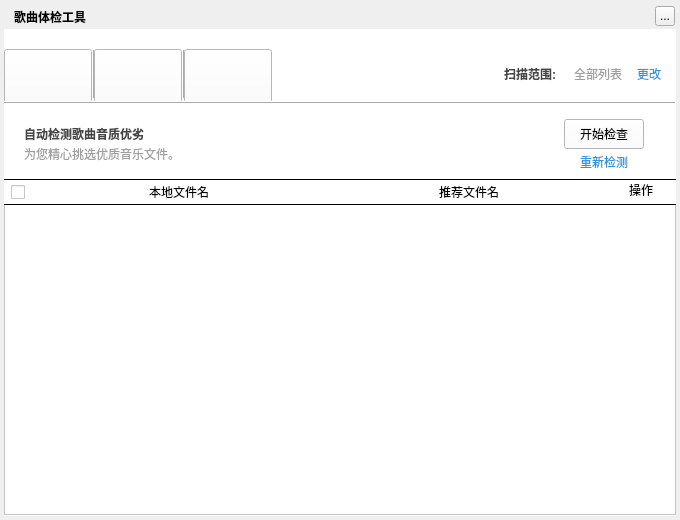
This is TTKCore/musicUi/musicToolsetswidget/musicsongchecktoolswidget.ui in Greedysky/TTKMusicPlayer as Qt 5 draws it before an edit. The edited form follows.
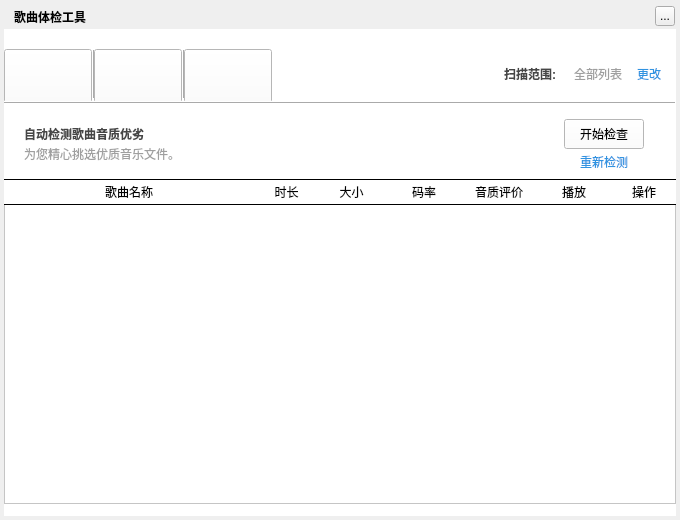
This is the edited form. The open tabs and pages were chosen to show the change. Custom widgets are drawn as their Qt base class.

Commit message: Update song check tool logic[354489]

What changed in the file:
```diff
--- a/TTKCore/musicUi/musicToolsetswidget/musicsongchecktoolswidget.ui
+++ b/TTKCore/musicUi/musicToolsetswidget/musicsongchecktoolswidget.ui
@@ -603,42 +603,13 @@
        <enum>QFrame::Plain</enum>
       </property>
      </widget>
-     <widget class="QLabel" name="qualityLabel_3">
-      <property name="geometry">
-       <rect>
-        <x>320</x>
-        <y>80</y>
-        <width>290</width>
-        <height>15</height>
-       </rect>
-      </property>
-      <property name="text">
-       <string>推荐文件名</string>
-      </property>
-      <property name="alignment">
-       <set>Qt::AlignCenter</set>
-      </property>
-     </widget>
-     <widget class="QCheckBox" name="qualitySelectAllButton">
-      <property name="geometry">
-       <rect>
-        <x>7</x>
-        <y>80</y>
-        <width>16</width>
-        <height>16</height>
-       </rect>
-      </property>
-      <property name="text">
-       <string/>
-      </property>
-     </widget>
-     <widget class="MusicSongCheckToolsDuplicateTableWidget" name="qualityTableWidget">
+     <widget class="MusicSongCheckToolsQualityTableWidget" name="qualityTableWidget">
       <property name="geometry">
        <rect>
         <x>0</x>
         <y>100</y>
         <width>672</width>
-        <height>311</height>
+        <height>300</height>
        </rect>
       </property>
      </widget>
@@ -655,17 +626,81 @@
        <string/>
       </property>
      </widget>
+     <widget class="QLabel" name="qualityLabel_3">
+      <property name="geometry">
+       <rect>
+        <x>0</x>
+        <y>80</y>
+        <width>250</width>
+        <height>15</height>
+       </rect>
+      </property>
+      <property name="text">
+       <string>歌曲名称</string>
+      </property>
+      <property name="alignment">
+       <set>Qt::AlignCenter</set>
+      </property>
+     </widget>
+     <widget class="QLabel" name="qualityLabel_8">
+      <property name="geometry">
+       <rect>
+        <x>530</x>
+        <y>80</y>
+        <width>80</width>
+        <height>15</height>
+       </rect>
+      </property>
+      <property name="text">
+       <string>播放</string>
+      </property>
+      <property name="alignment">
+       <set>Qt::AlignCenter</set>
+      </property>
+     </widget>
+     <widget class="QLabel" name="qualityLabel_6">
+      <property name="geometry">
+       <rect>
+        <x>380</x>
+        <y>80</y>
+        <width>80</width>
+        <height>15</height>
+       </rect>
+      </property>
+      <property name="text">
+       <string>码率</string>
+      </property>
+      <property name="alignment">
+       <set>Qt::AlignCenter</set>
+      </property>
+     </widget>
+     <widget class="QLabel" name="qualityLabel_9">
+      <property name="geometry">
+       <rect>
+        <x>610</x>
+        <y>80</y>
+        <width>60</width>
+        <height>15</height>
+       </rect>
+      </property>
+      <property name="text">
+       <string>操作</string>
+      </property>
+      <property name="alignment">
+       <set>Qt::AlignCenter</set>
+      </property>
+     </widget>
      <widget class="QLabel" name="qualityLabel_4">
       <property name="geometry">
        <rect>
-        <x>30</x>
+        <x>250</x>
         <y>80</y>
-        <width>290</width>
+        <width>65</width>
         <height>15</height>
        </rect>
       </property>
       <property name="text">
-       <string>本地文件名</string>
+       <string>时长</string>
       </property>
       <property name="alignment">
        <set>Qt::AlignCenter</set>
@@ -674,14 +709,30 @@
      <widget class="QLabel" name="qualityLabel_5">
       <property name="geometry">
        <rect>
-        <x>610</x>
+        <x>315</x>
         <y>80</y>
-        <width>54</width>
-        <height>12</height>
+        <width>65</width>
+        <height>15</height>
        </rect>
       </property>
       <property name="text">
-       <string>操作</string>
+       <string>大小</string>
+      </property>
+      <property name="alignment">
+       <set>Qt::AlignCenter</set>
+      </property>
+     </widget>
+     <widget class="QLabel" name="qualityLabel_7">
+      <property name="geometry">
+       <rect>
+        <x>460</x>
+        <y>80</y>
+        <width>70</width>
+        <height>15</height>
+       </rect>
+      </property>
+      <property name="text">
+       <string>音质评价</string>
       </property>
       <property name="alignment">
        <set>Qt::AlignCenter</set>
@@ -827,6 +878,11 @@
    <extends>QTableWidget</extends>
    <header>musicsongchecktoolstablewidget.h</header>
   </customwidget>
+  <customwidget>
+   <class>MusicSongCheckToolsQualityTableWidget</class>
+   <extends>QTableWidget</extends>
+   <header>musicsongchecktoolstablewidget.h</header>
+  </customwidget>
  </customwidgets>
  <resources/>
  <connections/>
```
Left out of the diff: 112 changed lines with no effect on the pictures. The commit also changes 9 other files.
